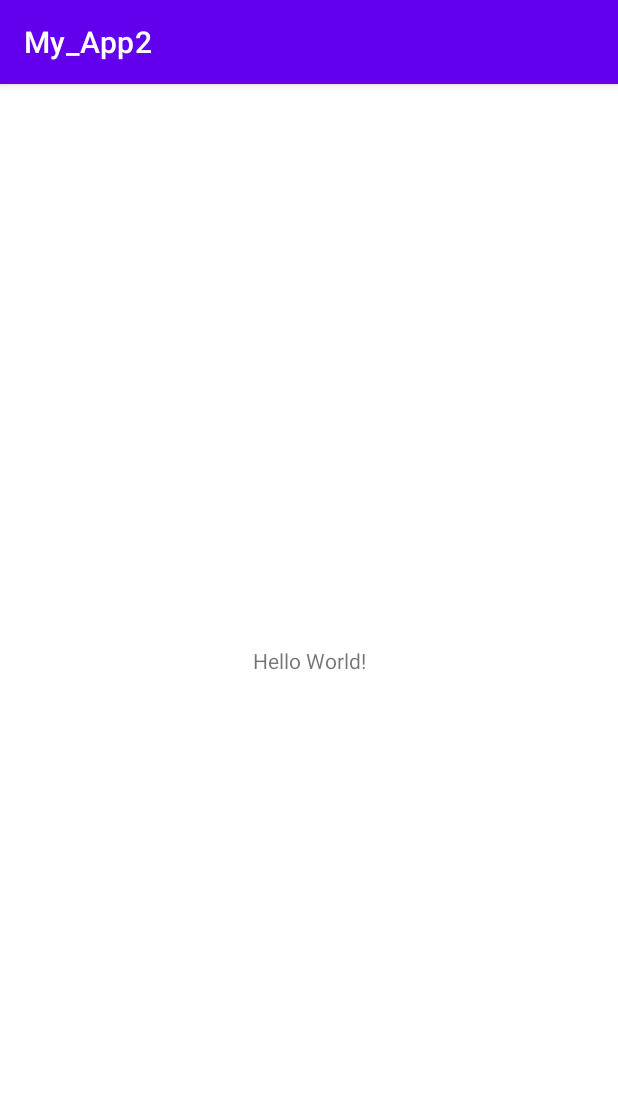
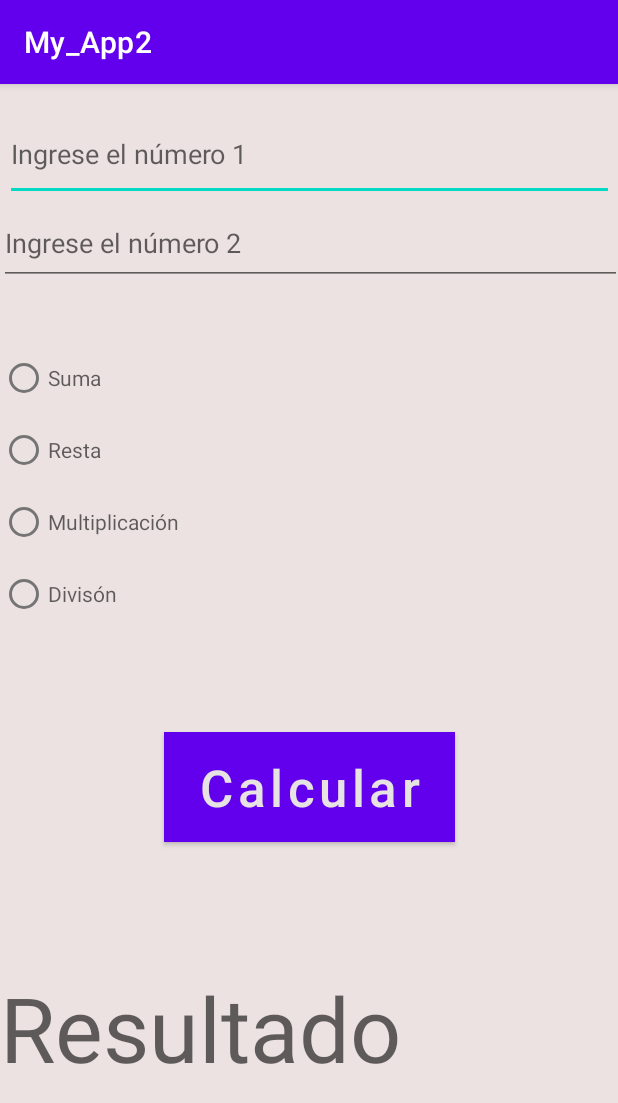
Before and after one commit to Spatriciopk/My_App2, an Android app: the screen it shows after launch (MainActivity), on a phone screen of 412 x 824 dp. Shown: the top 1103 px of the screen. Run offline under Robolectric (Android 15) with nearby library versions, the phone set to English and light mode, and no system bars.

Commit message:
Diseño terminado en la App

```diff
--- a/app/src/main/res/layout/activity_main.xml
+++ b/app/src/main/res/layout/activity_main.xml
@@ -4,15 +4,97 @@
     xmlns:tools="http://schemas.android.com/tools"
     android:layout_width="match_parent"
     android:layout_height="match_parent"
+    android:background="#ECE2E2"
     tools:context=".MainActivity">
 
-    <TextView
-        android:layout_width="wrap_content"
-        android:layout_height="wrap_content"
-        android:text="Hello World!"
-        app:layout_constraintBottom_toBottomOf="parent"
+    <EditText
+        android:id="@+id/str_text_num1"
+        android:layout_width="406dp"
+        android:layout_height="62dp"
+        android:layout_marginTop="16dp"
+        android:ems="10"
+        android:hint="@string/str_text_num1"
+        android:inputType="textPersonName"
         app:layout_constraintEnd_toEndOf="parent"
         app:layout_constraintStart_toStartOf="parent"
         app:layout_constraintTop_toTopOf="parent" />
 
+    <EditText
+        android:id="@+id/str_text_num2"
+        android:layout_width="415dp"
+        android:layout_height="56dp"
+        android:ems="10"
+        android:hint="@string/str_text_num2"
+        android:inputType="textPersonName"
+        app:layout_constraintBottom_toTopOf="@+id/rbt_group_option"
+        app:layout_constraintEnd_toEndOf="parent"
+        app:layout_constraintStart_toStartOf="parent"
+        app:layout_constraintTop_toBottomOf="@+id/str_text_num1"
+        app:layout_constraintVertical_bias="0.0" />
+
+    <RadioGroup
+        android:id="@+id/rbt_group_option"
+        android:layout_width="414dp"
+        android:layout_height="196dp"
+        android:layout_marginBottom="400dp"
+        app:layout_constraintBottom_toBottomOf="parent"
+        app:layout_constraintEnd_toEndOf="parent"
+        app:layout_constraintHorizontal_bias="0.0"
+        app:layout_constraintStart_toStartOf="parent">
+
+        <RadioButton
+            android:id="@+id/rbt_suma"
+            android:layout_width="match_parent"
+            android:layout_height="wrap_content"
+            android:hint="@string/rbt_suma" />
+
+        <RadioButton
+            android:id="@+id/rbt_resta"
+            android:layout_width="match_parent"
+            android:layout_height="wrap_content"
+            android:hint="@string/rbt_resta" />
+
+        <RadioButton
+            android:id="@+id/rbt_multiplicacion"
+            android:layout_width="match_parent"
+            android:layout_height="wrap_content"
+            android:hint="@string/rbt_multiplicacion" />
+
+        <RadioButton
+            android:id="@+id/rbt_division"
+            android:layout_width="match_parent"
+            android:layout_height="wrap_content"
+            android:hint="@string/rbt_division" />
+    </RadioGroup>
+
+    <Button
+        android:id="@+id/btn_calcular"
+        android:layout_width="194dp"
+        android:layout_height="73dp"
+        android:layout_marginTop="64dp"
+        android:background="#2C0F0F"
+        android:backgroundTint="#FF9800"
+        android:hint="@string/btn_calcular"
+        android:textColor="#ED1414"
+        android:textColorHint="#E8E3E3"
+        android:textSize="34sp"
+        app:layout_constraintBottom_toBottomOf="parent"
+        app:layout_constraintEnd_toEndOf="parent"
+        app:layout_constraintStart_toStartOf="parent"
+        app:layout_constraintTop_toBottomOf="@+id/rbt_group_option"
+        app:layout_constraintVertical_bias="0.0" />
+
+    <TextView
+        android:id="@+id/out_str_resultado"
+        android:layout_width="412dp"
+        android:layout_height="94dp"
+        android:hint="@string/out_str_resultado"
+        android:textSize="60sp"
+        app:layout_constraintBottom_toBottomOf="parent"
+        app:layout_constraintEnd_toEndOf="parent"
+        app:layout_constraintHorizontal_bias="0.162"
+        app:layout_constraintStart_toStartOf="parent"
+        app:layout_constraintTop_toBottomOf="@+id/btn_calcular"
+        app:layout_constraintVertical_bias="0.494" />
+
 </androidx.constraintlayout.widget.ConstraintLayout>
--- a/app/src/main/res/values/strings.xml
+++ b/app/src/main/res/values/strings.xml
@@ -1,3 +1,11 @@
 <resources>
     <string name="app_name">My_App2</string>
+    <string name="str_text_num1"> Ingrese el número 1</string>
+    <string name="str_text_num2">Ingrese el número 2</string>
+    <string name="rbt_suma">Suma</string>
+    <string name="rbt_resta">Resta</string>
+    <string name="rbt_multiplicacion">Multiplicación</string>
+    <string name="rbt_division">Divisón</string>
+    <string name="btn_calcular">Calcular</string>
+    <string name="out_str_resultado">Resultado</string>
 </resources>
```
